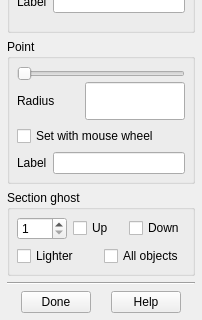
Old version of the form imod/form_cont_edit.ui in the repository LabShare-Archive/IMOD; both pictures show x 0 to 202 and y 270 to 590 of the 202 by 590 pixel window.
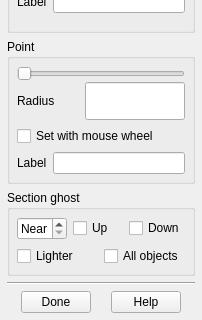
New version of the form. Icons and pictures are not drawn.

```diff
--- a/imod/form_cont_edit.ui
+++ b/imod/form_cont_edit.ui
@@ -590,13 +590,16 @@
            <enum>Qt::ClickFocus</enum>
           </property>
           <property name="toolTip" >
-           <string>Set number of sections away that ghosts will display</string>
+           <string>Set number of sections away that ghosts will display (Near for nearest section with contours)</string>
+          </property>
+          <property name="specialValueText" >
+           <string>Near</string>
           </property>
           <property name="keyboardTracking" >
            <bool>false</bool>
           </property>
           <property name="minimum" >
-           <number>1</number>
+           <number>0</number>
           </property>
           <property name="maximum" >
            <number>501</number>
```
